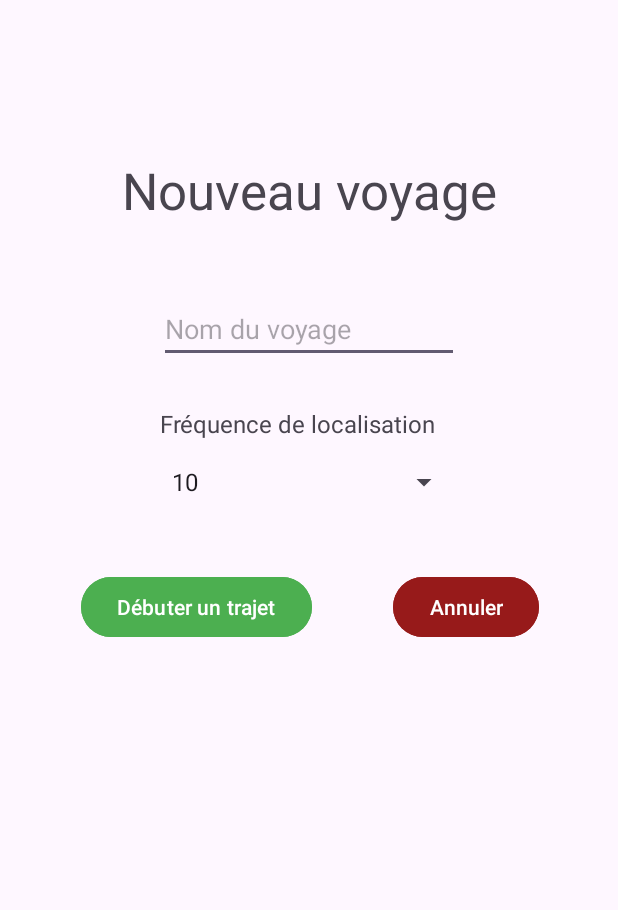
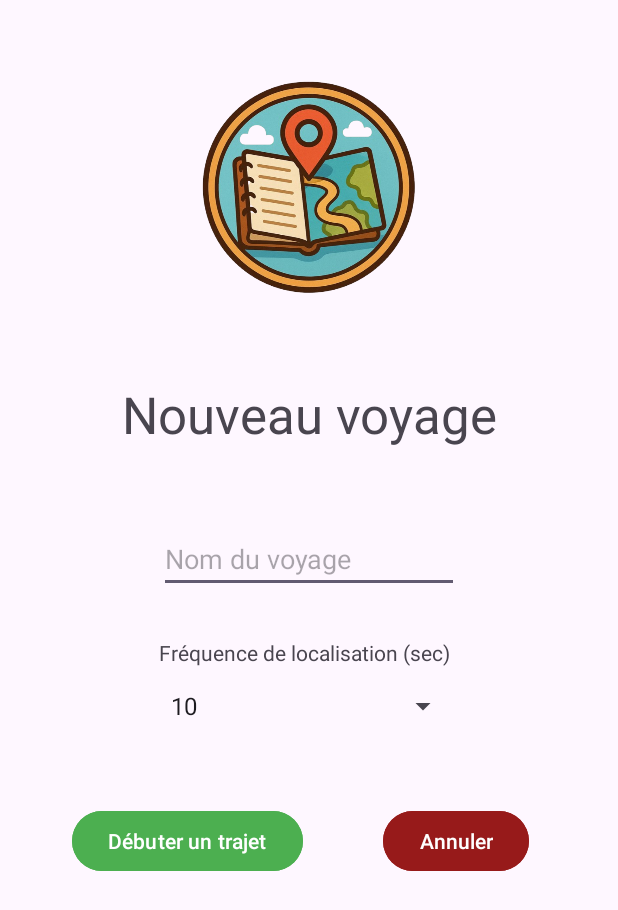
Before and after one commit to TomGros/carnetDeVoyage, an Android app: the FormulaireDebuterVoyage screen opened directly, with no data from a screen before it, on a phone screen of 412 x 824 dp. Shown: the top 910 px of the screen. Run offline under Robolectric (Android 15) with nearby library versions, the phone set to English and light mode, and no system bars.

Commit message:
Ajout de logo + ajout d'un affichage pour l'utilisateur du nombre de positions enregistrées actuellement pour son trajet

```diff
--- a/app/src/main/res/layout/activite_formulaire_debuter_voyage.xml
+++ b/app/src/main/res/layout/activite_formulaire_debuter_voyage.xml
@@ -5,75 +5,96 @@
     android:id="@+id/main"
     android:layout_width="match_parent"
     android:layout_height="match_parent"
-    tools:context=".FormulaireDebuterVoyage">
+    tools:context=".FormulaireDebuterVoyage"
+    tools:layout_editor_absoluteX="-1dp"
+    tools:layout_editor_absoluteY="27dp">
 
+
+    <ImageView
+        android:id="@+id/imageView"
+        android:layout_width="144dp"
+        android:layout_height="0dp"
+        android:layout_marginTop="7dp"
+        android:layout_marginBottom="11dp"
+        android:contentDescription="@string/content_description_logo"
+        app:layout_constraintBottom_toTopOf="@+id/id_titreFormulaire_textview"
+        app:layout_constraintEnd_toEndOf="parent"
+        app:layout_constraintStart_toStartOf="parent"
+        app:layout_constraintTop_toTopOf="parent"
+        app:srcCompat="@drawable/icon_no_bg" />
+
+    <EditText
+        android:id="@+id/id_nom_voyage_edittext"
+        android:layout_width="200dp"
+        android:layout_height="wrap_content"
+        android:layout_marginBottom="30dp"
+        android:hint="@string/nom_voyage"
+        android:inputType="text"
+        app:layout_constraintBottom_toTopOf="@+id/id_temps_actualisation_textview"
+        app:layout_constraintEnd_toEndOf="parent"
+        app:layout_constraintStart_toStartOf="parent"
+        app:layout_constraintTop_toBottomOf="@+id/id_titreFormulaire_textview" />
+
+    <Button
+        android:id="@+id/id_annuler_button"
+        android:layout_width="wrap_content"
+        android:layout_height="wrap_content"
+        android:layout_marginEnd="11dp"
+        android:layout_marginBottom="239dp"
+        android:backgroundTint="@color/rouge"
+        android:onClick="onClickAnnuler"
+        android:text="@string/annuler_voyage"
+        app:layout_constraintBottom_toBottomOf="parent"
+        app:layout_constraintEnd_toEndOf="parent"
+        app:layout_constraintHorizontal_bias="0.5"
+        app:layout_constraintStart_toEndOf="@+id/id_valider_button"
+        app:layout_constraintTop_toBottomOf="@+id/id_duree_spinner" />
+
+    <Button
+        android:id="@+id/id_valider_button"
+        android:layout_width="wrap_content"
+        android:layout_height="wrap_content"
+        android:layout_marginEnd="6dp"
+        android:backgroundTint="@color/vert"
+        android:onClick="onClickValiderVoyage"
+        android:text="@string/debuter_le_trajet"
+        app:layout_constraintBaseline_toBaselineOf="@+id/id_annuler_button"
+        app:layout_constraintEnd_toStartOf="@+id/id_annuler_button"
+        app:layout_constraintHorizontal_bias="0.5"
+        app:layout_constraintStart_toStartOf="parent" />
+
+    <Spinner
+        android:id="@+id/id_duree_spinner"
+        android:layout_width="200dp"
+        android:layout_height="wrap_content"
+        android:layout_marginBottom="54dp"
+        app:layout_constraintBottom_toTopOf="@+id/id_annuler_button"
+        app:layout_constraintEnd_toEndOf="parent"
+        app:layout_constraintStart_toStartOf="parent"
+        app:layout_constraintTop_toBottomOf="@+id/id_temps_actualisation_textview" />
+
+    <TextView
+        android:id="@+id/id_temps_actualisation_textview"
+        android:layout_width="200dp"
+        android:layout_height="wrap_content"
+        android:layout_marginBottom="14dp"
+        android:text="@string/titre_temps_actualisation_textview"
+        android:textSize="14sp"
+        app:layout_constraintBottom_toTopOf="@+id/id_duree_spinner"
+        app:layout_constraintEnd_toEndOf="parent"
+        app:layout_constraintStart_toStartOf="parent"
+        app:layout_constraintTop_toBottomOf="@+id/id_nom_voyage_edittext" />
 
     <TextView
         android:id="@+id/id_titreFormulaire_textview"
         android:layout_width="wrap_content"
         android:layout_height="wrap_content"
-        android:layout_marginTop="104dp"
+        android:layout_marginBottom="51dp"
         android:text="@string/titre_formulaire"
         android:textSize="34sp"
+        app:layout_constraintBottom_toTopOf="@+id/id_nom_voyage_edittext"
         app:layout_constraintEnd_toEndOf="parent"
         app:layout_constraintStart_toStartOf="parent"
-        app:layout_constraintTop_toTopOf="parent" />
-
-    <EditText
-        android:id="@+id/id_nom_voyage_edittext"
-        android:layout_width="200dp"
-        android:layout_height="wrap_content"
-        android:layout_marginTop="47dp"
-        android:hint="@string/nom_voyage"
-        app:layout_constraintEnd_toEndOf="parent"
-        app:layout_constraintStart_toStartOf="parent"
-        app:layout_constraintTop_toBottomOf="@+id/id_titreFormulaire_textview" />
-
-    <Button
-        android:id="@+id/id_valider_button"
-        android:layout_width="wrap_content"
-        android:layout_height="wrap_content"
-        android:layout_marginStart="1dp"
-        android:layout_marginTop="47dp"
-        android:layout_marginEnd="1dp"
-        android:backgroundTint="@color/vert"
-        android:onClick="onClickValiderVoyage"
-        android:text="@string/debuter_le_trajet"
-        app:layout_constraintEnd_toStartOf="@+id/id_annuler_button"
-        app:layout_constraintStart_toStartOf="parent"
-        app:layout_constraintTop_toBottomOf="@+id/id_duree_spinner" />
-
-    <Button
-        android:id="@+id/id_annuler_button"
-        android:layout_width="wrap_content"
-        android:layout_height="wrap_content"
-        android:backgroundTint="@color/rouge"
-        android:onClick="onClickAnnuler"
-        android:text="@string/annuler_voyage"
-        app:layout_constraintBaseline_toBaselineOf="@+id/id_valider_button"
-        app:layout_constraintEnd_toEndOf="parent"
-        app:layout_constraintHorizontal_bias="0.5"
-        app:layout_constraintStart_toEndOf="@+id/id_valider_button" />
-
-    <Spinner
-        android:id="@+id/id_duree_spinner"
-        android:layout_width="200dp"
-        android:layout_height="wrap_content"
-        android:layout_marginTop="16dp"
-        app:layout_constraintEnd_toEndOf="parent"
-        app:layout_constraintHorizontal_bias="0.502"
-        app:layout_constraintStart_toStartOf="parent"
-        app:layout_constraintTop_toBottomOf="@+id/id_temps_actualisation_textview" />
-
-    <TextView
-        android:id="@+id/id_temps_actualisation_textview"
-        android:layout_width="0dp"
-        android:layout_height="wrap_content"
-        android:layout_marginTop="29dp"
-        android:text="@string/titre_temps_actualisation_textview"
-        android:textSize="16sp"
-        app:layout_constraintEnd_toEndOf="@+id/id_duree_spinner"
-        app:layout_constraintStart_toStartOf="@+id/id_duree_spinner"
-        app:layout_constraintTop_toBottomOf="@+id/id_nom_voyage_edittext" />
+        app:layout_constraintTop_toBottomOf="@+id/imageView" />
 
 </androidx.constraintlayout.widget.ConstraintLayout>
--- a/app/src/main/res/values/strings.xml
+++ b/app/src/main/res/values/strings.xml
@@ -8,14 +8,16 @@
     <string name="nom_voyage">Nom du voyage</string>
     <string name="annuler_voyage">Annuler</string>
     <string name="trajet_en_cours_textView">Trajet en cours</string>
-    <string name="enregistrer_la_position">Enregistrer la position</string>
+    <string name="enregistrer_la_position">Ajouter une position</string>
     <string name="titre_page_trajet_en_cours">"Trajet : "</string>
     <string-array name="duree_options">
         <item>10</item>
         <item>30</item>
         <item>60</item>
     </string-array>
-    <string name="titre_temps_actualisation_textview">Fréquence de localisation</string>
+    <string name="titre_temps_actualisation_textview">Fréquence de localisation (sec)</string>
+    <string name="content_description_logo">Logo Carnet de Voyage</string>
+    <string name="texte_nb_positions">Nombre de positions enregistrées :</string>
 
 
 </resources>
```
Also changed, not shown: app/src/main/java/fr/upjv/carnetdevoyage/AffichageTrajetEnCours.java (+10 -0 lines), app/src/main/res/layout/activite_affichage_trajet_en_cours.xml (+12 -1 lines), app/src/main/res/layout/activite_principale.xml (+18 -3 lines), app/src/main/res/drawable/icon_no_bg.png (added), 1 other file.
